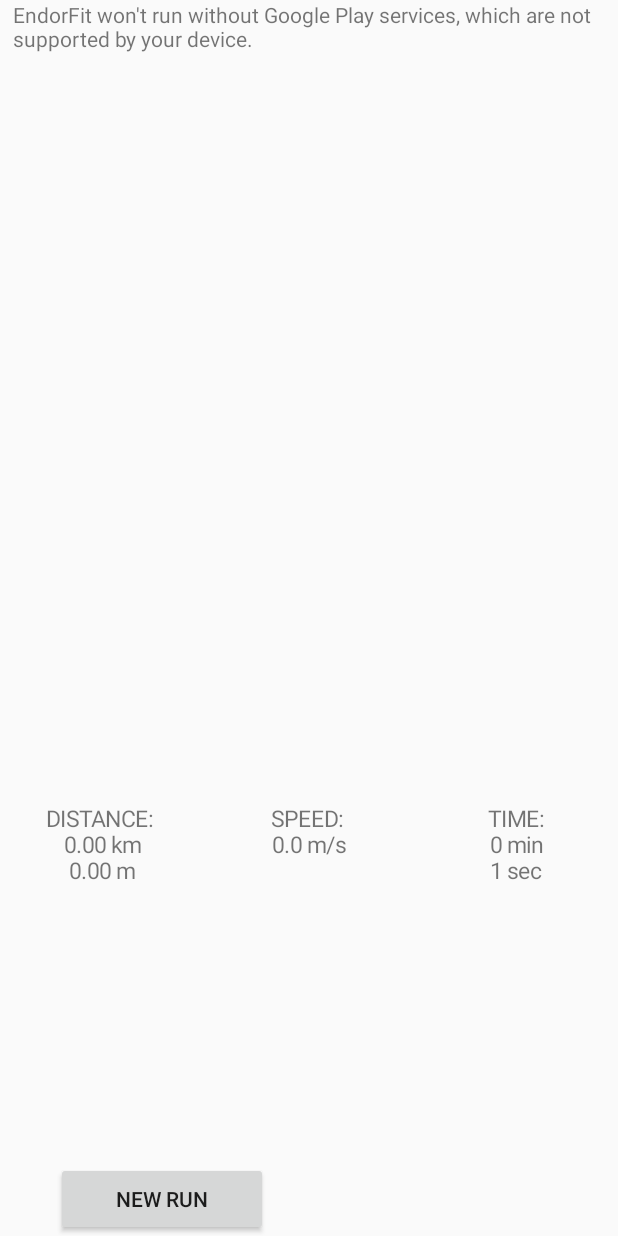
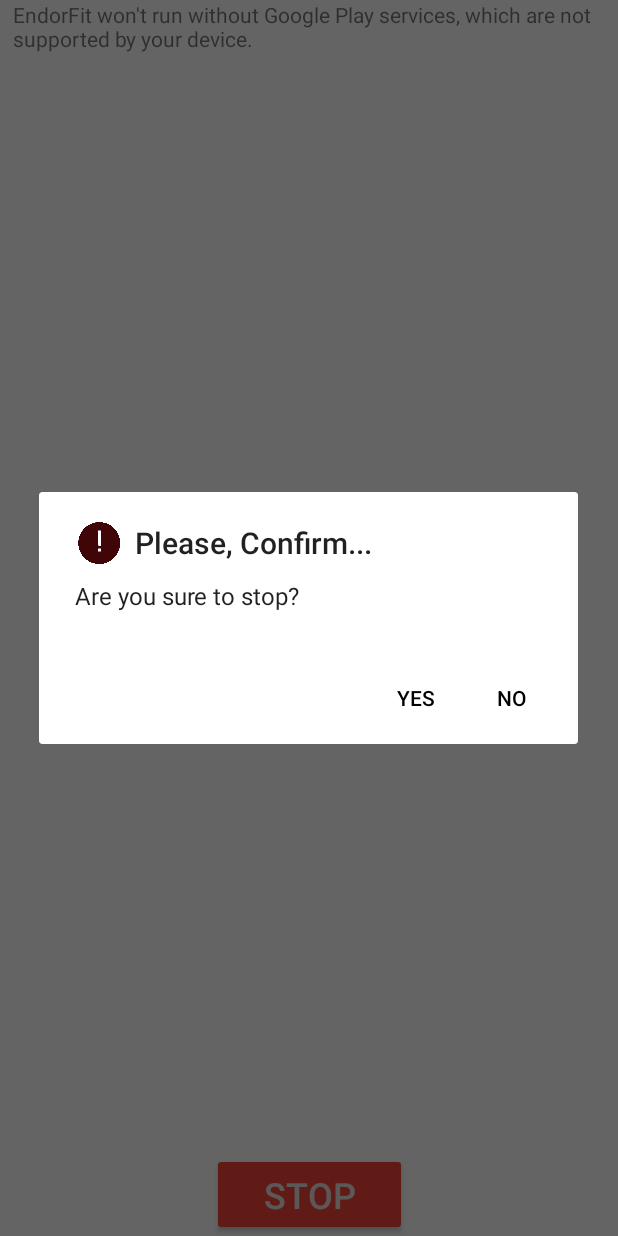
Before and after one commit to EndorFit/EndorFit, an Android app: the RunningModeMap screen opened directly, with no data from a screen before it, after a tap on "STOP", on a phone screen of 412 x 824 dp. Run offline under Robolectric (Android 15) with nearby library versions, the phone set to English and light mode, and no system bars; 1 other tap on this screen came first.

Commit message:
Mati Dran
Confirm dialog

```diff
--- a/EndorFit/app/src/main/java/org/wmii/endorfit/RunningModeMap.java
+++ b/EndorFit/app/src/main/java/org/wmii/endorfit/RunningModeMap.java
@@ -2,6 +2,7 @@
 
 import androidx.annotation.NonNull;
 import androidx.core.app.ActivityCompat;
+import androidx.core.content.ContextCompat;
 import androidx.fragment.app.FragmentActivity;
 
 import android.Manifest;
@@ -52,7 +53,6 @@
     TextView textTime;
     Location currentLocation;
     FusedLocationProviderClient fusedLocationProviderClient;
-
 
 
     LatLng oldLatLng;
@@ -109,7 +109,20 @@
                 @Override
                 public void onClick(View view) {
 
-
+                    final AlertDialog.Builder builder = new AlertDialog.Builder(RunningModeMap.this);
+                    builder.setCancelable(false);
+                    builder.setIcon(R.drawable.warning_icon_default);
+                    builder.setMessage("Are you sure to stop?");
+                    builder.setTitle("Please, Confirm...");
+                    builder.setPositiveButton("No", new DialogInterface.OnClickListener() {
+                        @Override
+                        public void onClick(DialogInterface dialogInterface, int i) {
+                            dialogInterface.dismiss();
+                        }
+                    });
+                    builder.setNegativeButton("Yes", new DialogInterface.OnClickListener() {
+                        @Override
+                        public void onClick(DialogInterface dialogInterface, int i) {
                             long timerEnd = (System.currentTimeMillis()-timer)/1000;
                             double totalDistance=getTotalDistance();
                             double speed=getSpeed(totalDistance,timerEnd);
@@ -129,10 +142,19 @@
 
                             textDistance.setText(String.format("DISTANCE: \n%.2f km\n%.2f m",totalDistance/1000,totalDistance));
                             textTime.setText("TIME:\n"+min+" min\n"+sec+" sec");
-                    textSpeed.setText("SPEED: \n"+speed+" m/s");
+                            textSpeed.setText(String.format("SPEED: \n%.2f m/s",speed));
 
                             SupportMapFragment supportMapFragment = (SupportMapFragment) getSupportFragmentManager().findFragmentById(R.id.google_map);
                             supportMapFragment.getMapAsync(RunningModeMap.this);
+                        }
+                    });
+                    final AlertDialog dialog = builder.create();
+                    dialog.show();
+
+                    dialog.getButton(dialog.BUTTON_NEGATIVE).setTextColor(Color.BLACK);
+                    dialog.getButton(dialog.BUTTON_POSITIVE).setTextColor(Color.BLACK);
+
+
 
 
 
```
Also changed, not shown: EndorFit/app/src/main/res/values/colors.xml (line endings or trailing spaces). Lines whose indentation alone changed are shown as unchanged.
